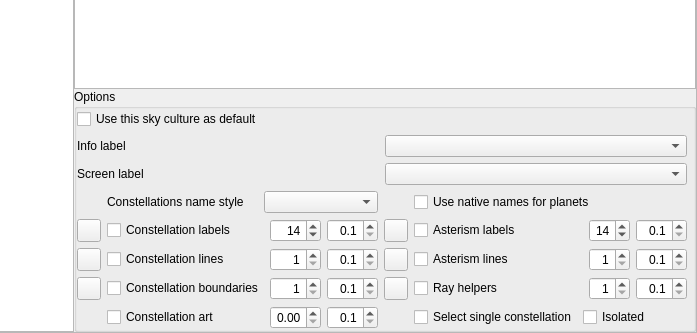
The window that src/gui/viewDialog.ui (gitlipa/stellarium) describes before a commit, drawn with Qt 5; both pictures show x 299 to 996 and y 237 to 570 of the 996 by 570 pixel window.
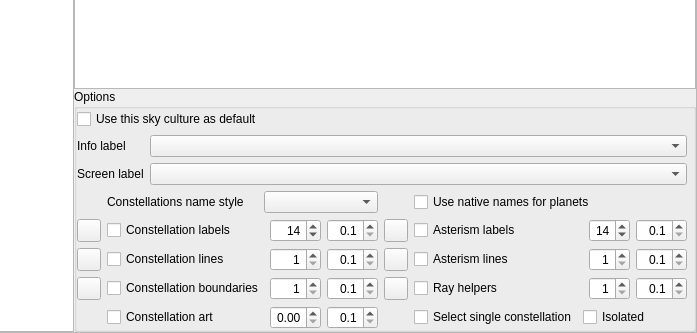
The same window after the commit. The open tabs and pages were chosen to show the change. Icons and pictures are not drawn. Custom widgets are drawn as their Qt base class.

Diff of the .ui file:
```diff
--- a/src/gui/viewDialog.ui
+++ b/src/gui/viewDialog.ui
@@ -5472,6 +5472,12 @@
                </item>
                <item row="0" column="1">
                 <widget class="QComboBox" name="infoLabelComboBox">
+                 <property name="sizePolicy">
+                  <sizepolicy hsizetype="Expanding" vsizetype="Fixed">
+                   <horstretch>0</horstretch>
+                   <verstretch>0</verstretch>
+                  </sizepolicy>
+                 </property>
                  <property name="toolTip">
                   <string>Combination of names for the object description</string>
                  </property>
@@ -5479,6 +5485,12 @@
                </item>
                <item row="1" column="1">
                 <widget class="QComboBox" name="screenLabelComboBox">
+                 <property name="sizePolicy">
+                  <sizepolicy hsizetype="Expanding" vsizetype="Fixed">
+                   <horstretch>0</horstretch>
+                   <verstretch>0</verstretch>
+                  </sizepolicy>
+                 </property>
                  <property name="toolTip">
                   <string>Combination of names for the object screen label</string>
                  </property>
```
